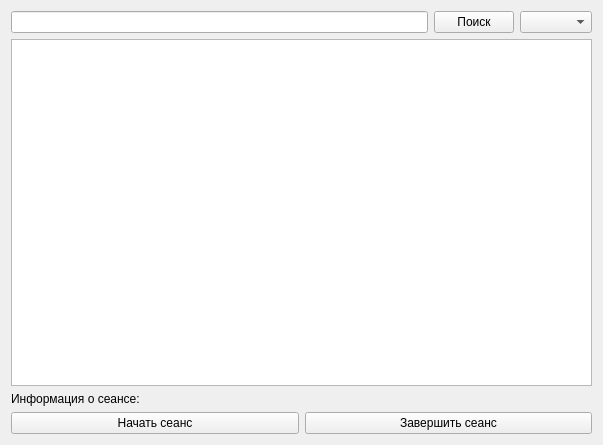
The window that Course/Course/PageViewModels/mainpage.ui (albert22o/VisualProgramming2) describes before a commit, drawn with Qt 5.
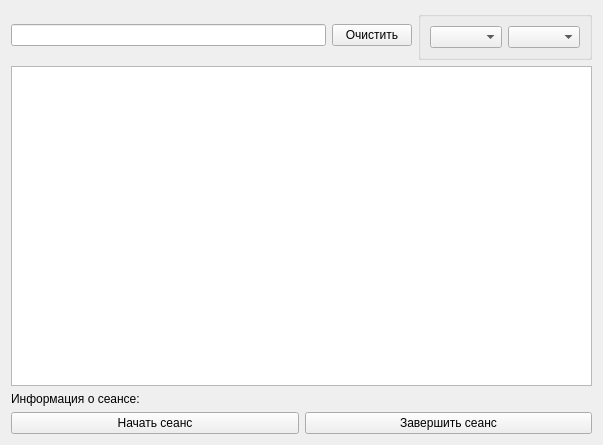
The same window after the commit.

Commit message: Закончил с логикой остались стили

Diff of the .ui file:
```diff
--- a/Course/Course/PageViewModels/mainpage.ui
+++ b/Course/Course/PageViewModels/mainpage.ui
@@ -24,12 +24,27 @@
        <item>
         <widget class="QPushButton" name="pushButton">
          <property name="text">
-          <string>Поиск</string>
+          <string>Очистить</string>
          </property>
         </widget>
        </item>
        <item>
-        <widget class="QComboBox" name="comboBox"/>
+        <widget class="QGroupBox" name="groupBox">
+         <property name="title">
+          <string/>
+         </property>
+         <property name="alignment">
+          <set>Qt::AlignmentFlag::AlignCenter</set>
+         </property>
+         <layout class="QHBoxLayout" name="horizontalLayout_3">
+          <item>
+           <widget class="QComboBox" name="tariff"/>
+          </item>
+          <item>
+           <widget class="QComboBox" name="status"/>
+          </item>
+         </layout>
+        </widget>
        </item>
       </layout>
      </item>
```
Left out of the diff: 4 changed lines with no effect on the pictures. The commit also changes 2 other files.
